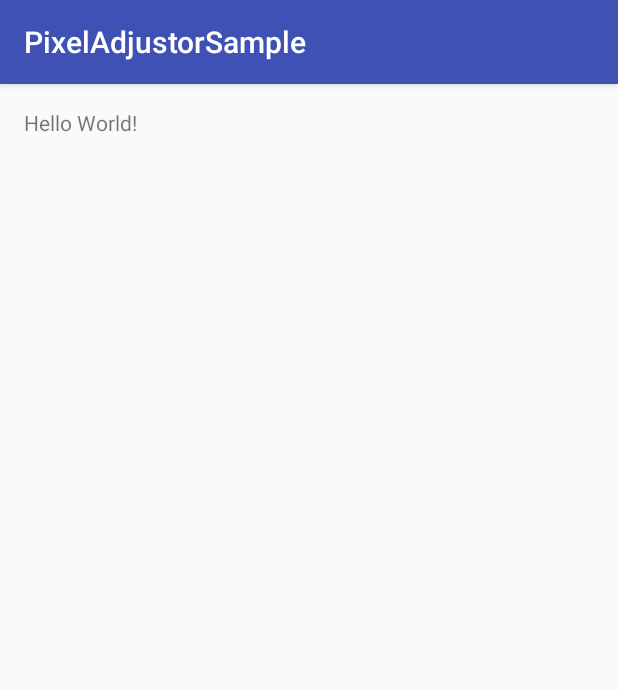
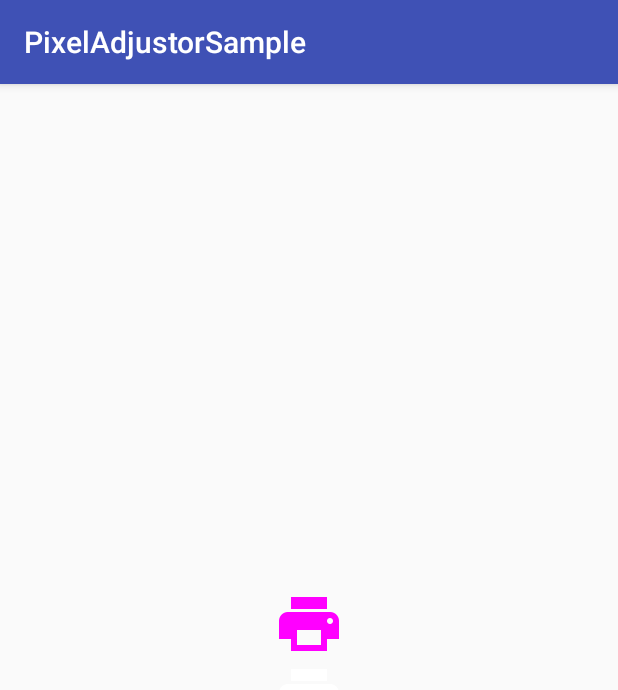
Before and after one commit to Commit451/PixelAdjuster, an Android app: the screen it shows after launch (MainActivity), on a phone screen of 412 x 824 dp. Shown: the top 690 px of the screen. Run offline under Robolectric (Android 15) with nearby library versions, the phone set to English and light mode, and no system bars; 2 statements that could not run were skipped.

Commit message:
Attempts to link things for fun and profit

```diff
--- /dev/null
+++ b/app/src/main/java/com/commit451/pixeladjustor/sample/JavaPixelAdjustor.java
@@ -0,0 +1,43 @@
+package com.commit451.pixeladjustor.sample;
+
+import android.graphics.Bitmap;
+import android.graphics.Color;
+
+/**
+ * A java version, for comparisons sake
+ */
+public class JavaPixelAdjustor {
+
+    /**
+     * Decodes a bitmap, replacing the color specified with the other color, while still maintaining alpha. Apparently
+     * you cannot really do this with Color filters :(
+     * @param replaceColor the color to replace (no alpha)
+     * @param desiredColor the color desired (no alpha)
+     * @return the modified bitmap
+     */
+    public static Bitmap decodeWithColorReplaced(Bitmap icon, int replaceColor, int desiredColor) {
+        if (!icon.isMutable()) {
+            throw new IllegalArgumentException("Bitmap must be mutable");
+        }
+        int[] pixels = new int[icon.getHeight() * icon.getWidth()];
+        icon.getPixels(pixels, 0, icon.getWidth(), 0, 0, icon.getWidth(), icon.getHeight());
+        for (int i = 0; i < pixels.length; i++) {
+            if (matchesIgnoringAlpha(pixels[i], replaceColor)) {
+                pixels[i] = replaceRGBParts(pixels[i], desiredColor);
+            }
+        }
+        icon.setPixels(pixels, 0, icon.getWidth(), 0, 0, icon.getWidth(), icon.getHeight());
+        return icon;
+    }
+
+    private static boolean matchesIgnoringAlpha(int color1, int color2) {
+        return Color.red(color1) == Color.red(color2)
+                && Color.green(color1) == Color.green(color2)
+                && Color.blue(color1) == Color.blue(color2);
+    }
+
+    private static int replaceRGBParts(int currentColor, int desiredColor) {
+        return Color.argb(Color.alpha(currentColor), Color.red(desiredColor), Color.green(desiredColor), Color.blue(desiredColor));
+
+    }
+}
--- a/app/src/main/java/com/commit451/pixeladjustor/sample/MainActivity.java
+++ b/app/src/main/java/com/commit451/pixeladjustor/sample/MainActivity.java
@@ -1,8 +1,11 @@
 package com.commit451.pixeladjustor.sample;
 
+import android.graphics.Bitmap;
+import android.graphics.BitmapFactory;
+import android.graphics.Color;
+import android.os.Bundle;
 import android.support.v7.app.AppCompatActivity;
-import android.os.Bundle;
-import android.widget.Toast;
+import android.widget.ImageView;
 
 import com.commit451.pixeladjustor.PixelAdjustor;
 
@@ -12,7 +15,24 @@ public class MainActivity extends AppCompatActivity {
     protected void onCreate(Bundle savedInstanceState) {
         super.onCreate(savedInstanceState);
         setContentView(R.layout.activity_main);
-        Toast.makeText(this, PixelAdjustor.fromJni(), Toast.LENGTH_SHORT).show();
+
+        BitmapFactory.Options opts = new BitmapFactory.Options();
+        opts.inMutable = true;
+        Bitmap image = BitmapFactory.decodeResource(getResources(), R.drawable.ic_print_white_48dp, opts);
+
+        ImageView imageView = (ImageView) findViewById(R.id.image);
+
+        JavaPixelAdjustor.decodeWithColorReplaced(image, Color.WHITE, Color.MAGENTA);
+
+        imageView.setImageBitmap(image);
+
+        ImageView nativeImageView = (ImageView) findViewById(R.id.natively_processed_image);
+
+        Bitmap image2 = BitmapFactory.decodeResource(getResources(), R.drawable.ic_print_white_48dp, opts);
+
+        PixelAdjustor.adjustBitmap(image2, Color.WHITE, Color.MAGENTA);
+
+        nativeImageView.setImageBitmap(image2);
     }
 
 
--- a/app/src/main/res/layout/activity_main.xml
+++ b/app/src/main/res/layout/activity_main.xml
@@ -1,19 +1,33 @@
 <?xml version="1.0" encoding="utf-8"?>
-<RelativeLayout
+<FrameLayout
     xmlns:android="http://schemas.android.com/apk/res/android"
     xmlns:tools="http://schemas.android.com/tools"
     android:id="@+id/activity_main"
     android:layout_width="match_parent"
     android:layout_height="match_parent"
+    android:paddingBottom="@dimen/activity_vertical_margin"
     android:paddingLeft="@dimen/activity_horizontal_margin"
     android:paddingRight="@dimen/activity_horizontal_margin"
     android:paddingTop="@dimen/activity_vertical_margin"
-    android:paddingBottom="@dimen/activity_vertical_margin"
     tools:context="com.commit451.pixeladjustor.sample.MainActivity">
 
-    <TextView
-        android:id="@+id/sample_text"
+    <LinearLayout
         android:layout_width="wrap_content"
         android:layout_height="wrap_content"
-        android:text="Hello World!" />
-</RelativeLayout>
+        android:layout_gravity="center"
+        android:orientation="vertical">
+
+        <ImageView
+            android:id="@+id/image"
+            android:layout_width="wrap_content"
+            android:layout_height="wrap_content"
+            android:layout_gravity="center"/>
+
+        <ImageView
+            android:id="@+id/natively_processed_image"
+            android:layout_width="wrap_content"
+            android:layout_height="wrap_content"
+            android:layout_gravity="center"/>
+
+    </LinearLayout>
+</FrameLayout>
--- a/pixeladjusttor/build.gradle
+++ b/pixeladjusttor/build.gradle
@@ -36,6 +36,5 @@ dependencies {
     androidTestCompile('com.android.support.test.espresso:espresso-core:2.2.2', {
         exclude group: 'com.android.support', module: 'support-annotations'
     })
-    compile 'com.android.support:appcompat-v7:24.1.1'
     testCompile 'junit:junit:4.12'
 }
--- a/pixeladjusttor/src/main/java/com/commit451/pixeladjustor/PixelAdjustor.java
+++ b/pixeladjusttor/src/main/java/com/commit451/pixeladjustor/PixelAdjustor.java
@@ -1,4 +1,6 @@
 package com.commit451.pixeladjustor;
+
+import android.graphics.Bitmap;
 
 /**
  * Adjusts pixels in a bitmap
@@ -10,13 +12,13 @@ public class PixelAdjustor {
         System.loadLibrary("native-lib");
     }
 
-    public static String fromJni() {
-        return stringFromJNI();
+    public static void adjustBitmap(Bitmap bitmap, int replaceColor, int desiredColor) {
+        nativeAdjustBitmap(bitmap, replaceColor, desiredColor);
     }
 
     /**
      * A native method that is implemented by the 'native-lib' native library,
      * which is packaged with this application.
      */
-    private static native String stringFromJNI();
+    private static native void nativeAdjustBitmap(Bitmap bitmap, int replaceColor, int desiredColor);
 }
```
Also changed, not shown: app/src/main/res/drawable-hdpi/ic_print_white_48dp.png (added), app/src/main/res/drawable-mdpi/ic_print_white_48dp.png (added), app/src/main/res/drawable-xhdpi/ic_print_white_48dp.png (added), app/src/main/res/drawable-xxhdpi/ic_print_white_48dp.png (added), app/src/main/res/drawable-xxxhdpi/ic_print_white_48dp.png (added), 1 other file.
